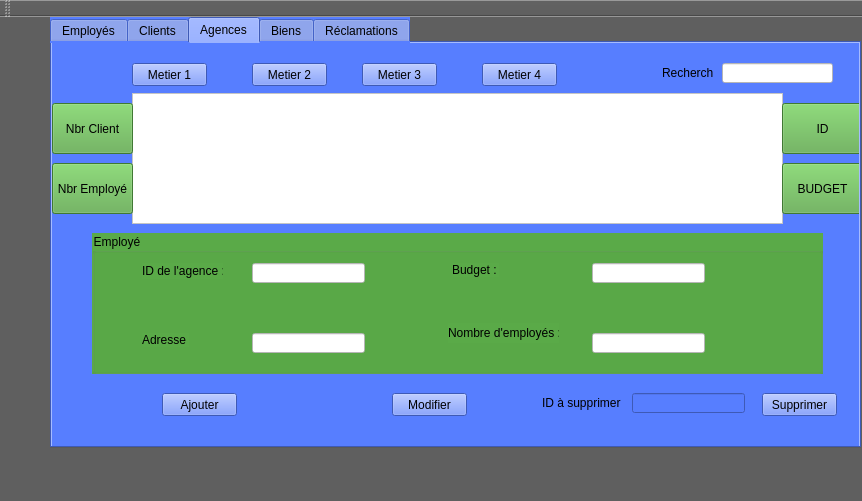
Above: mainwindow.ui from Oussama-Naffeti/Smart_Real_Estate_Agency_2A4 before the change. Below: the same form after it.
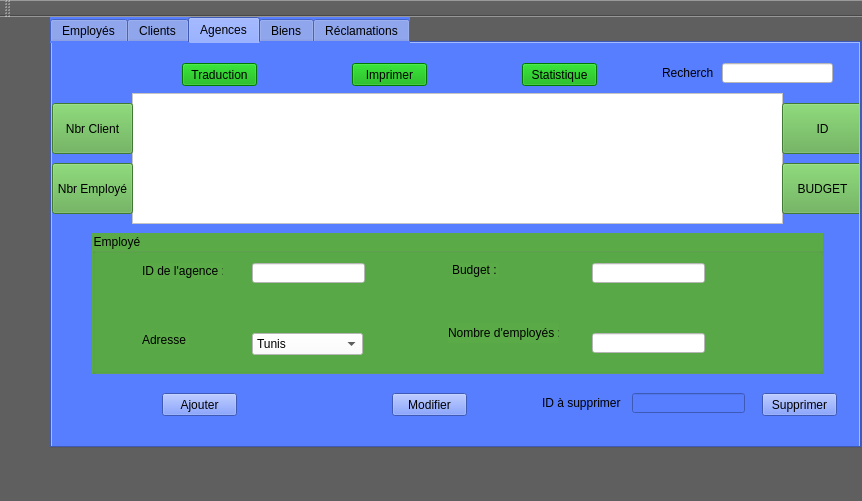
That is the form after the change.

Patch:
```diff
--- a/mainwindow.ui
+++ b/mainwindow.ui
@@ -46,32 +46,6 @@
      <attribute name="title">
       <string>Agences</string>
      </attribute>
-     <widget class="QPushButton" name="pushButton_metier2">
-      <property name="geometry">
-       <rect>
-        <x>200</x>
-        <y>20</y>
-        <width>75</width>
-        <height>23</height>
-       </rect>
-      </property>
-      <property name="text">
-       <string>Metier 2</string>
-      </property>
-     </widget>
-     <widget class="QPushButton" name="pushButton_metier3">
-      <property name="geometry">
-       <rect>
-        <x>310</x>
-        <y>20</y>
-        <width>75</width>
-        <height>23</height>
-       </rect>
-      </property>
-      <property name="text">
-       <string>Metier 3</string>
-      </property>
-     </widget>
      <widget class="QPushButton" name="pushButton_ajouter">
       <property name="geometry">
        <rect>
@@ -171,19 +145,6 @@
         <string notr="true">background-color: rgb(255, 255, 255);</string>
        </property>
       </widget>
-      <widget class="QLineEdit" name="lineEdit_adresse">
-       <property name="geometry">
-        <rect>
-         <x>160</x>
-         <y>100</y>
-         <width>113</width>
-         <height>20</height>
-        </rect>
-       </property>
-       <property name="styleSheet">
-        <string notr="true">background-color: rgb(255, 255, 255);</string>
-       </property>
-      </widget>
       <widget class="QLabel" name="label_4">
        <property name="geometry">
         <rect>
@@ -210,6 +171,55 @@
         <string notr="true">background-color: rgb(255, 255, 255);</string>
        </property>
       </widget>
+      <widget class="QComboBox" name="comboBox_adresse">
+       <property name="geometry">
+        <rect>
+         <x>160</x>
+         <y>100</y>
+         <width>111</width>
+         <height>22</height>
+        </rect>
+       </property>
+       <property name="styleSheet">
+        <string notr="true">background-color: rgb(255, 255, 255);
+border-color: rgb(0, 170, 0);</string>
+       </property>
+       <item>
+        <property name="text">
+         <string>Tunis</string>
+        </property>
+       </item>
+       <item>
+        <property name="text">
+         <string>Manouba</string>
+        </property>
+       </item>
+       <item>
+        <property name="text">
+         <string>Ariana</string>
+        </property>
+       </item>
+       <item>
+        <property name="text">
+         <string>Ben Arouss</string>
+        </property>
+       </item>
+       <item>
+        <property name="text">
+         <string>Sousse</string>
+        </property>
+       </item>
+       <item>
+        <property name="text">
+         <string>Bizerte</string>
+        </property>
+       </item>
+       <item>
+        <property name="text">
+         <string>Nabeul</string>
+        </property>
+       </item>
+      </widget>
      </widget>
      <widget class="QPushButton" name="pushButton_supprimer">
       <property name="geometry">
@@ -227,27 +237,33 @@
      <widget class="QPushButton" name="pushButton_metier1">
       <property name="geometry">
        <rect>
-        <x>80</x>
+        <x>130</x>
         <y>20</y>
         <width>75</width>
         <height>23</height>
        </rect>
       </property>
+      <property name="styleSheet">
+       <string notr="true">background-color: rgb(0, 170, 0);</string>
+      </property>
       <property name="text">
-       <string>Metier 1</string>
+       <string>Traduction</string>
       </property>
      </widget>
      <widget class="QPushButton" name="pushButton_metier4">
       <property name="geometry">
        <rect>
-        <x>430</x>
+        <x>470</x>
         <y>20</y>
         <width>75</width>
         <height>23</height>
        </rect>
       </property>
+      <property name="styleSheet">
+       <string notr="true">background-color: rgb(0, 170, 0);</string>
+      </property>
       <property name="text">
-       <string>Metier 4</string>
+       <string>Statistique</string>
       </property>
      </widget>
      <widget class="QPushButton" name="pushButton_modifier">
@@ -394,6 +410,22 @@
        <string>Nbr Employé</string>
       </property>
      </widget>
+     <widget class="QPushButton" name="pushButton_imprimer">
+      <property name="geometry">
+       <rect>
+        <x>300</x>
+        <y>20</y>
+        <width>75</width>
+        <height>23</height>
+       </rect>
+      </property>
+      <property name="styleSheet">
+       <string notr="true">background-color: rgb(0, 170, 0);</string>
+      </property>
+      <property name="text">
+       <string>Imprimer</string>
+      </property>
+     </widget>
     </widget>
     <widget class="QWidget" name="tab_bien">
      <attribute name="title">
```
Left out of the diff: 4 changed lines with no effect on the pictures.
